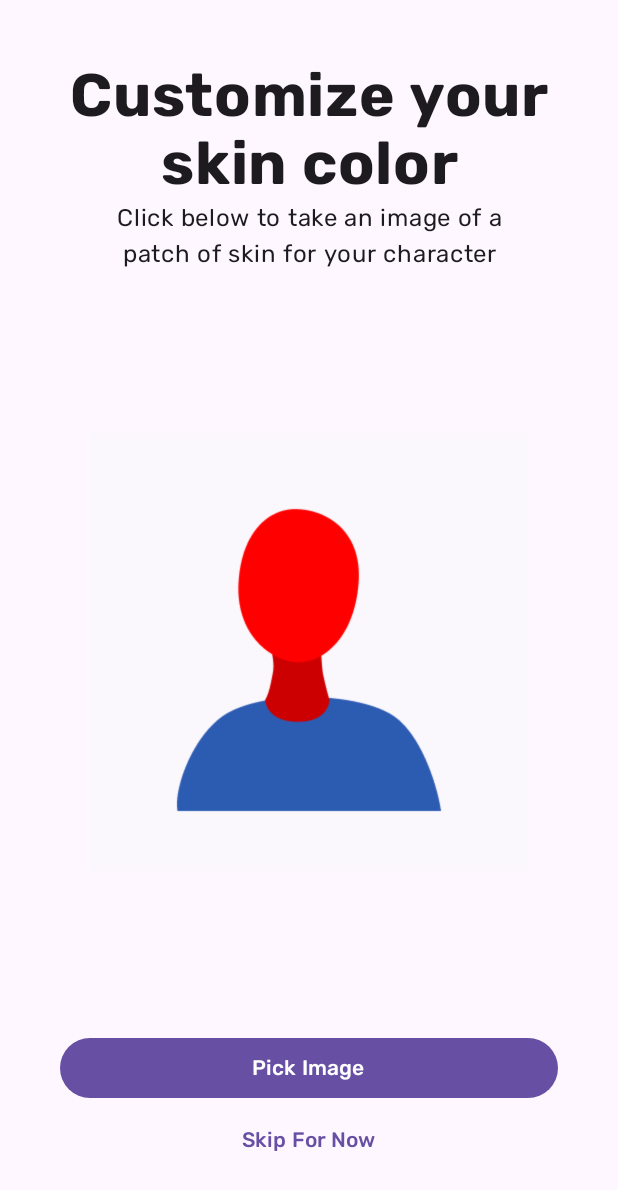
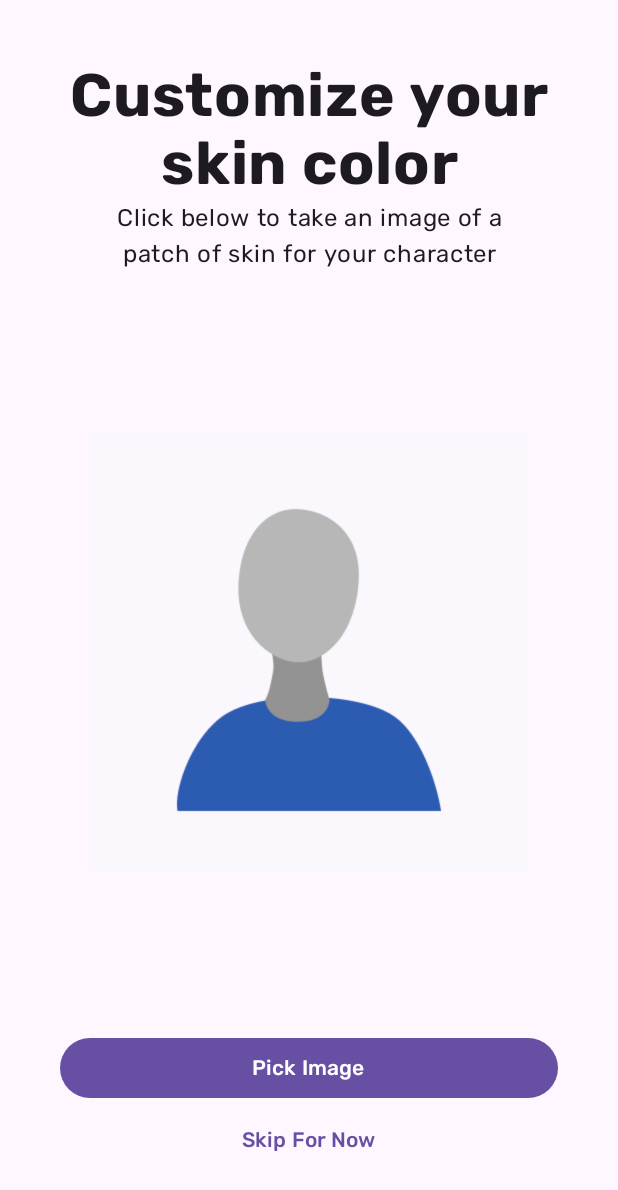
Before and after one commit to maija-philip/RaincoatWeatherAppAndroid, an Android app built with Jetpack Compose: the screen it shows after launch (MainActivity), after a tap on "Continue", on a phone screen of 412 x 824 dp. Shown: the top 1190 px of the screen. Run offline under Robolectric (Android 15) with nearby library versions, the phone set to English and light mode, and no system bars; pictures from the network do not load; 1 other tap on this screen came first.

Commit message:
fix red to default skin color

```diff
--- a/app/src/main/java/xyz/maija/raincoat/ui/views/WelcomeWizard2.kt
+++ b/app/src/main/java/xyz/maija/raincoat/ui/views/WelcomeWizard2.kt
@@ -31,6 +31,7 @@ import androidx.compose.ui.unit.sp
 import androidx.navigation.NavController
 import androidx.navigation.compose.rememberNavController
 import xyz.maija.raincoat.R
+import xyz.maija.raincoat.classes.User
 import xyz.maija.raincoat.navigation.Screen
 import xyz.maija.raincoat.utils.rubikFont
 import xyz.maija.raincoat.ui.theme.RaincoatTheme
@@ -44,7 +45,7 @@ fun WelcomeWizard2(
     modifier: Modifier = Modifier
 ) {
 
-    var skinColor by remember { mutableStateOf(Color.Red) }
+    var skinColor by remember { mutableStateOf(User.DEFAULT_SKIN_COLOR) }
 
     fun navigateToNextScreen() {
         // val tempPrevScreen = previousScreen don't think i need this bc i'm not getting a changed version of prevscreen
@@ -112,7 +113,7 @@ fun WelcomeWizard2(
             modifier = Modifier.fillMaxWidth(),
             horizontalAlignment = Alignment.CenterHorizontally
         ) {
-            if (skinColor != Color.Red) { // TODO: skin grey
+            if (skinColor != User.DEFAULT_SKIN_COLOR) {
                 Button(
                     modifier = Modifier.fillMaxWidth(),
                     onClick = { navigateToNextScreen() }
@@ -125,9 +126,9 @@ fun WelcomeWizard2(
                   skinColor = newColor
                 },
                 usesCamera = false, // TODO: check permissions
-                isSecondary = skinColor != Color.Red // TODO: skin grey
+                isSecondary = skinColor != User.DEFAULT_SKIN_COLOR
             )
-            if (skinColor == Color.Red ) { // TODO: skin grey
+            if (skinColor == User.DEFAULT_SKIN_COLOR ) {
                 TextButton(onClick = {
                     navigateToNextScreen()
                 }) {
```
